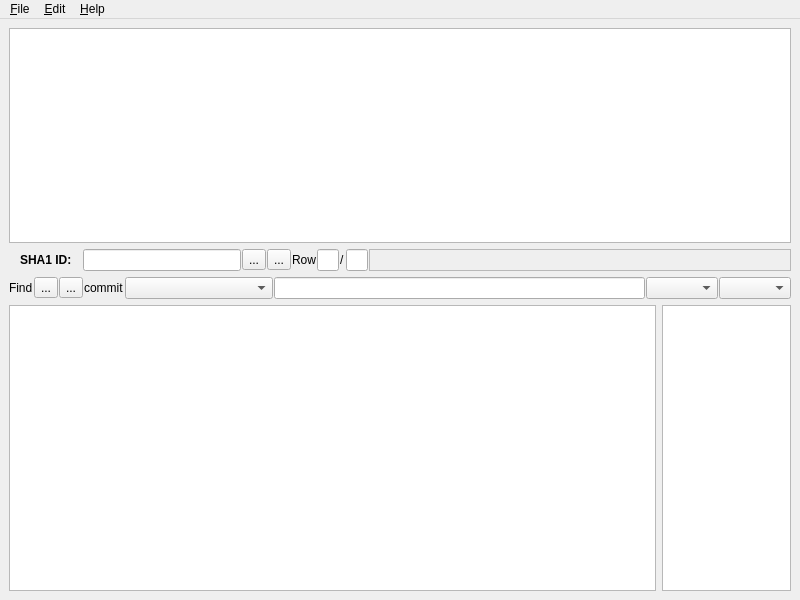
This is ui/mainwindow.ui in abmyii/DoltK as Qt 5 draws it before an edit. The edited form follows.
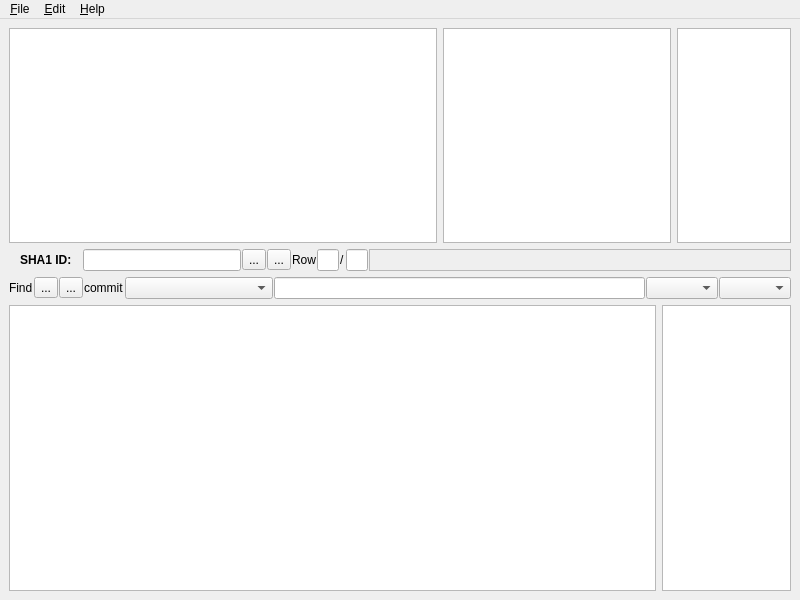
This is the edited form.

Commit message: Use 3 list-views instead

The edit to the form file:
```diff
--- a/ui/mainwindow.ui
+++ b/ui/mainwindow.ui
@@ -16,30 +16,47 @@
   <widget class="QWidget" name="centralwidget">
    <layout class="QVBoxLayout" name="verticalLayout" stretch="30,1,1,40">
     <item>
-     <widget class="QTableView" name="commit_history">
-      <property name="font">
-       <font>
-        <family>Sans Serif</family>
-        <pointsize>9</pointsize>
-        <kerning>false</kerning>
-       </font>
-      </property>
-      <property name="showGrid">
-       <bool>false</bool>
-      </property>
-      <property name="gridStyle">
-       <enum>Qt::SolidLine</enum>
-      </property>
-      <attribute name="horizontalHeaderVisible">
-       <bool>true</bool>
-      </attribute>
-      <attribute name="horizontalHeaderStretchLastSection">
-       <bool>false</bool>
-      </attribute>
-      <attribute name="verticalHeaderVisible">
-       <bool>false</bool>
-      </attribute>
-     </widget>
+     <layout class="QHBoxLayout" name="horizontalLayout_4" stretch="15,8,4">
+      <item>
+       <widget class="QListView" name="commit_messages">
+        <property name="horizontalScrollBarPolicy">
+         <enum>Qt::ScrollBarAlwaysOff</enum>
+        </property>
+        <property name="resizeMode">
+         <enum>QListView::Adjust</enum>
+        </property>
+        <property name="layoutMode">
+         <enum>QListView::Batched</enum>
+        </property>
+       </widget>
+      </item>
+      <item>
+       <widget class="QListView" name="commit_authors">
+        <property name="horizontalScrollBarPolicy">
+         <enum>Qt::ScrollBarAlwaysOff</enum>
+        </property>
+        <property name="resizeMode">
+         <enum>QListView::Adjust</enum>
+        </property>
+        <property name="layoutMode">
+         <enum>QListView::Batched</enum>
+        </property>
+       </widget>
+      </item>
+      <item>
+       <widget class="QListView" name="commit_timestamps">
+        <property name="horizontalScrollBarPolicy">
+         <enum>Qt::ScrollBarAlwaysOff</enum>
+        </property>
+        <property name="resizeMode">
+         <enum>QListView::Adjust</enum>
+        </property>
+        <property name="layoutMode">
+         <enum>QListView::Batched</enum>
+        </property>
+       </widget>
+      </item>
+     </layout>
     </item>
     <item>
      <layout class="QHBoxLayout" name="horizontalLayout" stretch="1,1,1,15,0,0,0,1,0,1,40">
```
The commit also changes 1 other file.
